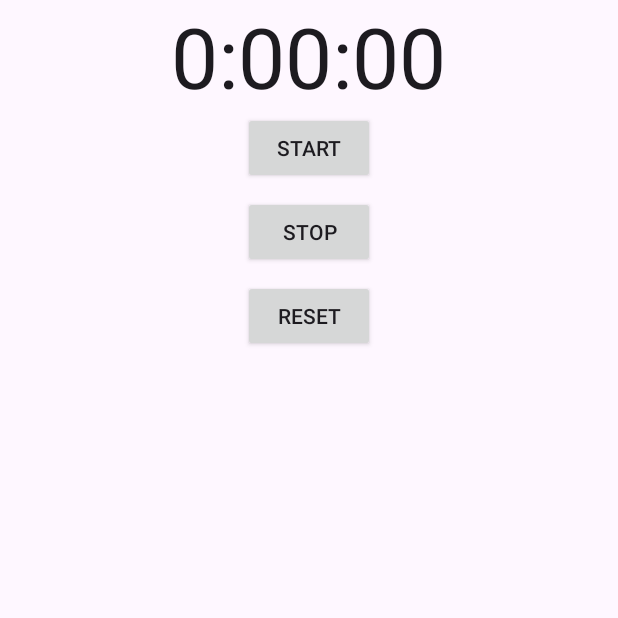
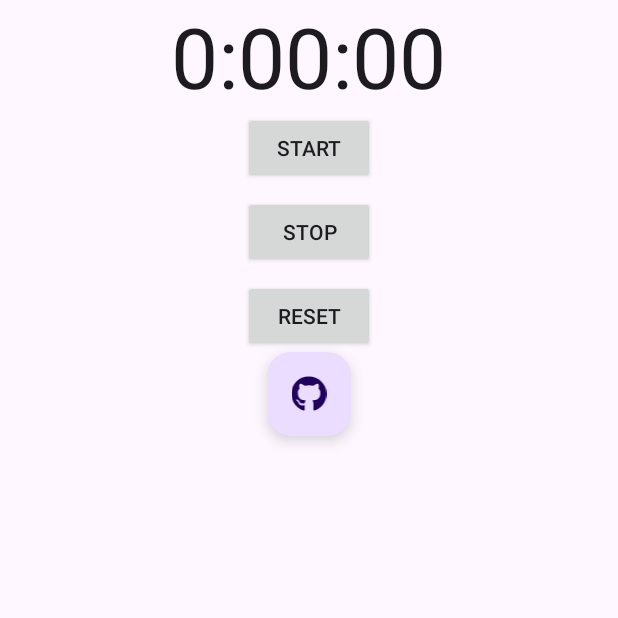
Before and after one commit to robotarmin/minesweepergame, an Android app: the screen it shows after launch (StopwatchActivity), on a phone screen of 412 x 824 dp, the top half of it. Run offline under Robolectric (Android 15) with nearby library versions, the phone set to English and light mode, and no system bars.

Commit message:
added a github button that opens the repo of this thing woohoo

```diff
--- a/app/src/main/java/com/robotarmin/myapplication/StopwatchActivity.java
+++ b/app/src/main/java/com/robotarmin/myapplication/StopwatchActivity.java
@@ -1,13 +1,24 @@
 package com.robotarmin.myapplication;
 import android.app.Activity;
+import android.content.Intent;
+import android.net.Uri;
 import android.os.Handler;
+import android.util.Log;
 import android.view.View;
 import android.os.Bundle;
 import java.util.Locale;
 import android.widget.TextView;
+import android.widget.Button;
 
 public class StopwatchActivity extends Activity {
+    public void onClickGithub(View view)
+    {
+        String url = "https://github.com/robotarmin/minesweepergame";
 
+        Intent i = new Intent(Intent.ACTION_VIEW);
+        i.setData(Uri.parse(url));
+        startActivity(i);
+    }
     // Use seconds, running and wasRunning respectively
     // to record the number of seconds passed,
     // whether the stopwatch is running and
@@ -22,6 +33,7 @@ public class StopwatchActivity extends Activity {
     private boolean running;
 
     private boolean wasRunning;
+
 
     @Override
     protected void onCreate(Bundle savedInstanceState)
--- /dev/null
+++ b/app/src/main/res/drawable/ic_fab_github.xml
@@ -0,0 +1,22 @@
+<?xml version="1.0" encoding="utf-8"?>
+<!--
+    Android drawable generated by fa5ad-free project:
+    https://github.com/diwanoczko/fa5ad-free
+
+    Resource generated base on Font Awesome 5 Free icons set:
+    https://fontawesome.com/
+
+    All brand icons are trademarks of their respective owners.
+    Please do not use brand logos for any purpose except to represent the
+    company, product, or service to which they refer.
+-->
+<vector xmlns:android="http://schemas.android.com/apk/res/android"
+    android:width="23.25dp"
+    android:height="24dp"
+    android:viewportWidth="496"
+    android:viewportHeight="512">
+    <path
+        android:fillColor="#FF000000"
+        android:pathData="M165.9 397.4c0 2-2.3 3.6-5.2 3.6-3.3.3-5.6-1.3-5.6-3.6 0-2 2.3-3.6 5.2-3.6 3-.3 5.6 1.3 5.6 3.6zm-31.1-4.5c-.7 2 1.3 4.3 4.3 4.9 2.6 1 5.6 0 6.2-2s-1.3-4.3-4.3-5.2c-2.6-.7-5.5.3-6.2 2.3zm44.2-1.7c-2.9.7-4.9 2.6-4.6 4.9.3 2 2.9 3.3 5.9 2.6 2.9-.7 4.9-2.6 4.6-4.6-.3-1.9-3-3.2-5.9-2.9zM244.8 8C106.1 8 0 113.3 0 252c0 110.9 69.8 205.8 169.5 239.2 12.8 2.3 17.3-5.6 17.3-12.1 0-6.2-.3-40.4-.3-61.4 0 0-70 15-84.7-29.8 0 0-11.4-29.1-27.8-36.6 0 0-22.9-15.7 1.6-15.4 0 0 24.9 2 38.6 25.8 21.9 38.6 58.6 27.5 72.9 20.9 2.3-16 8.8-27.1 16-33.7-55.9-6.2-112.3-14.3-112.3-110.5 0-27.5 7.6-41.3 23.6-58.9-2.6-6.5-11.1-33.3 2.6-67.9 20.9-6.5 69 27 69 27 20-5.6 41.5-8.5 62.8-8.5s42.8 2.9 62.8 8.5c0 0 48.1-33.6 69-27 13.7 34.7 5.2 61.4 2.6 67.9 16 17.7 25.8 31.5 25.8 58.9 0 96.5-58.9 104.2-114.8 110.5 9.2 7.9 17 22.9 17 46.4 0 33.7-.3 75.4-.3 83.6 0 6.5 4.6 14.4 17.3 12.1C428.2 457.8 496 362.9 496 252 496 113.3 383.5 8 244.8 8zM97.2 352.9c-1.3 1-1 3.3.7 5.2 1.6 1.6 3.9 2.3 5.2 1 1.3-1 1-3.3-.7-5.2-1.6-1.6-3.9-2.3-5.2-1zm-10.8-8.1c-.7 1.3.3 2.9 2.3 3.9 1.6 1 3.6.7 4.3-.7.7-1.3-.3-2.9-2.3-3.9-2-.6-3.6-.3-4.3.7zm32.4 35.6c-1.6 1.3-1 4.3 1.3 6.2 2.3 2.3 5.2 2.6 6.5 1 1.3-1.3.7-4.3-1.3-6.2-2.2-2.3-5.2-2.6-6.5-1zm-11.4-14.7c-1.6 1-1.6 3.6 0 5.9 1.6 2.3 4.3 3.3 5.6 2.3 1.6-1.3 1.6-3.9 0-6.2-1.4-2.3-4-3.3-5.6-2z"
+    />
+</vector>
--- a/app/src/main/res/layout/activity_stopwatch.xml
+++ b/app/src/main/res/layout/activity_stopwatch.xml
@@ -34,4 +34,14 @@
         android:layout_marginTop="8dp"
         android:onClick="onClickReset"
         android:text="@string/reset" />
+
+    <com.google.android.material.floatingactionbutton.FloatingActionButton
+        android:id="@+id/github_button"
+        android:layout_width="wrap_content"
+        android:layout_height="wrap_content"
+        android:layout_gravity="center_horizontal"
+        android:contentDescription="Github icon"
+        android:src="@drawable/ic_fab_github"
+        android:onClick="onClickGithub"/>
+
 </LinearLayout>
--- a/app/src/main/res/values/strings.xml
+++ b/app/src/main/res/values/strings.xml
@@ -1,5 +1,5 @@
 <resources>
-    <string name="app_name">libanoni minipalacsinta</string>
+    <string name="app_name">LM Stopwatch Thing</string>
     <string name="start">Start</string>
     <string name="stop">Stop</string>
     <string name="reset">Reset</string>
```
